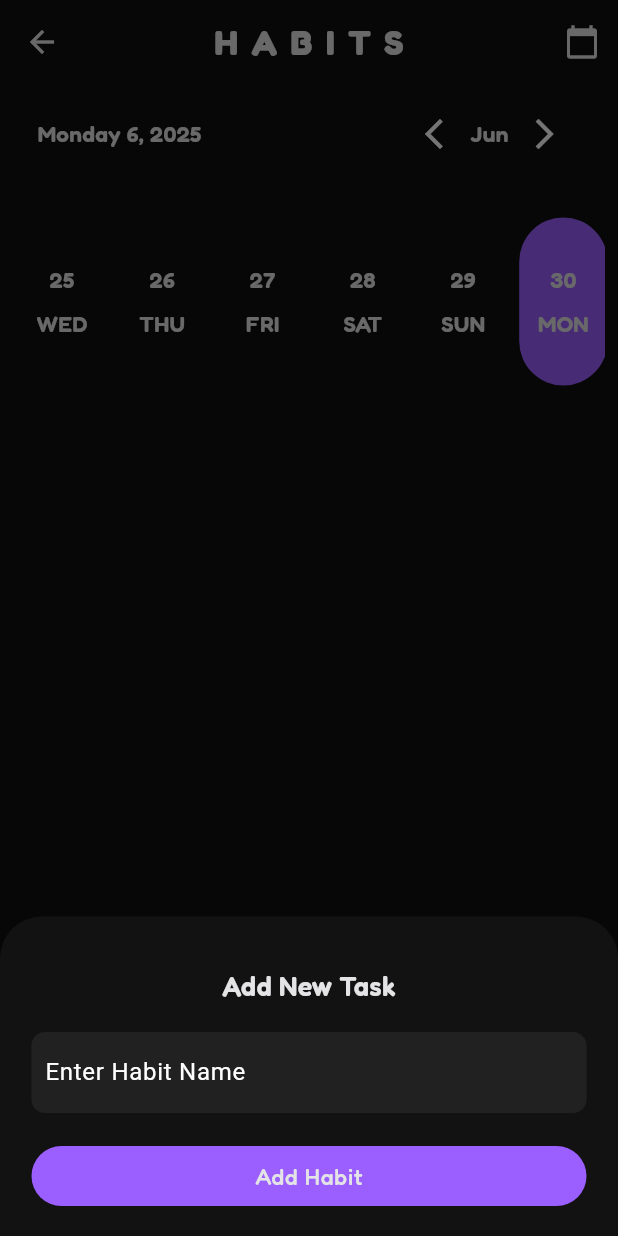
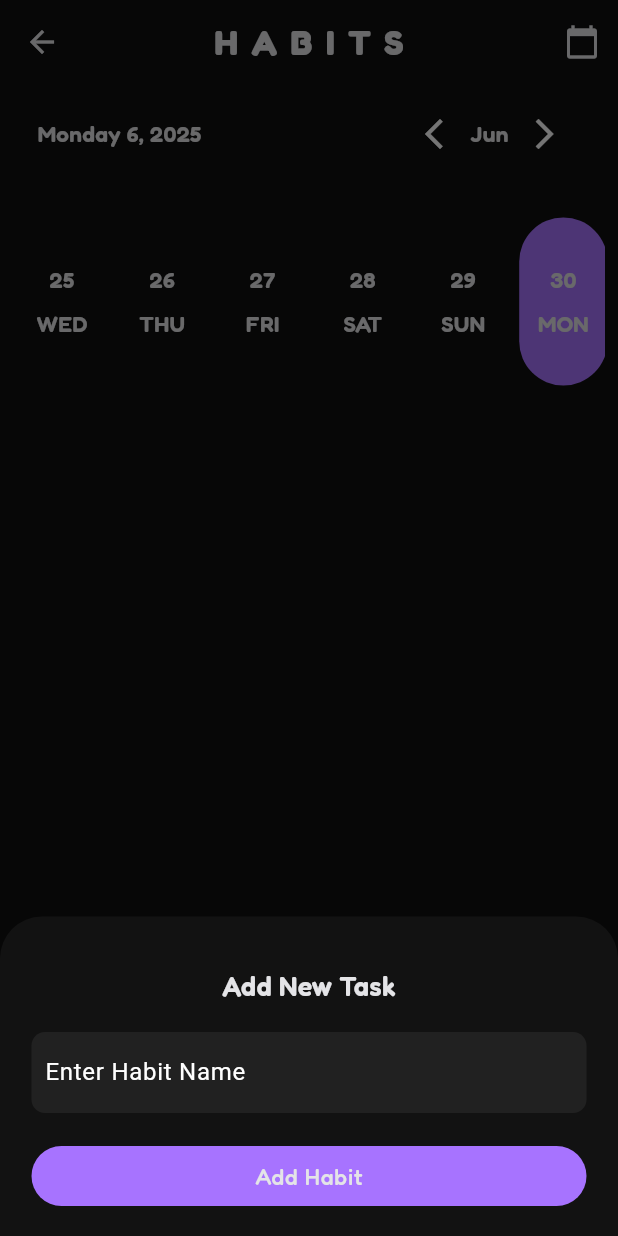
Before and after one commit to sujalpoudel78/luna, a Flutter app: the HabitPage screen opened directly, after a tap on the "add" icon, on a phone screen of 412 x 824 dp. Run offline on Flutter 3.47's test engine with Material 3 defaults, Android fonts, the phone set to English and light mode, and no system bars; drawn by our look-alikes of easy_date_timeline; our stand-ins replace flutter_slidable, flutter_svg, hive, hive_flutter; accounts and stored records are empty.

Commit message:
release 2.0.0

```diff
--- a/lib/pages/theme.dart
+++ b/lib/pages/theme.dart
@@ -3,7 +3,7 @@ import 'package:flutter/material.dart';
 class AppTheme {
   static Color backgroundDark = Color(0xFF0F0F0F);
   static Color backgroundColor = Color(0xFF0F0F0F);
-  static Color primaryColor = Color(0xFF9B5FFF);
+  static Color primaryColor = Color(0xFFA773ff);
   static Color accentColor = Color(0xFFC2A3FF);
   static Color textColor = Color(0xFFE4E4E7);
   static Color surfaceColor = Color(0xFF212121);
```
